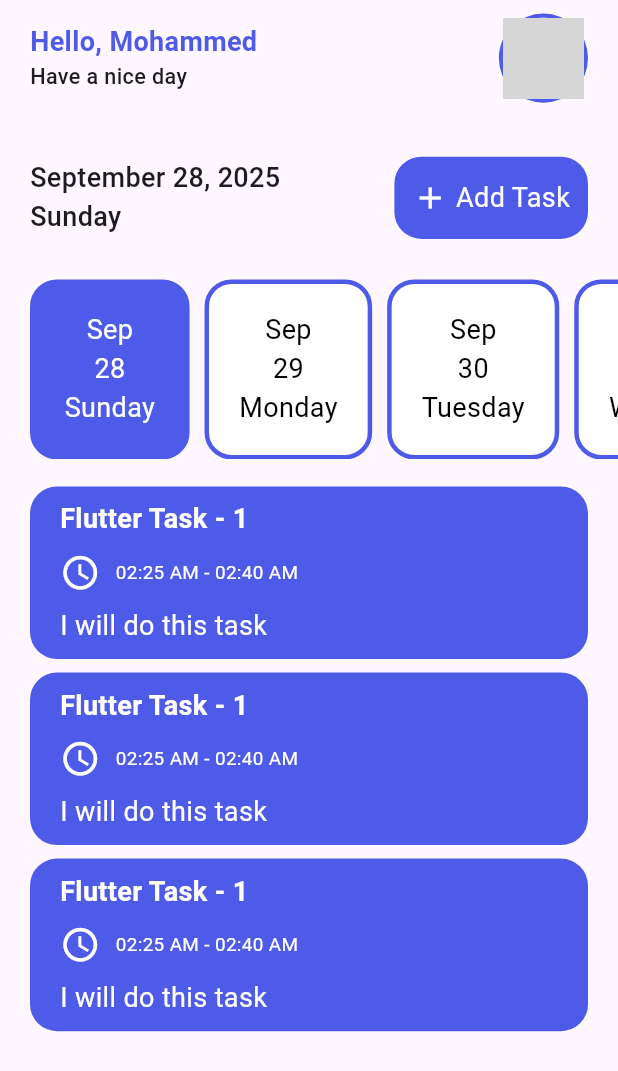
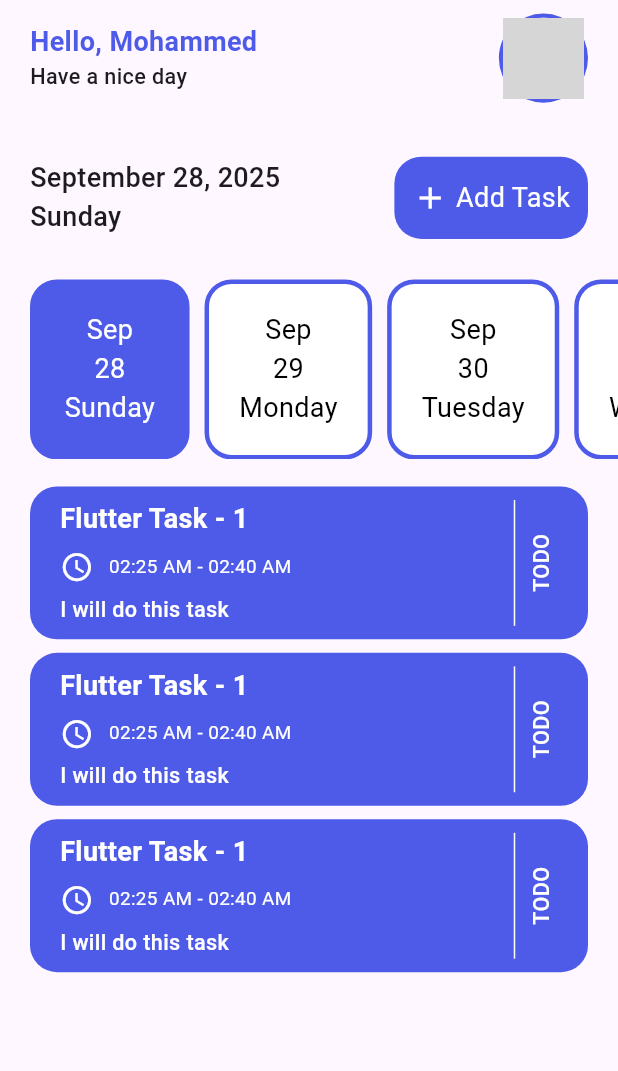
Before and after one commit to Mohammad2305/pathway, a Flutter app: the screen it shows after launch, on a phone screen of 412 x 824 dp. Shown: the top 1071 px of the screen. Run offline on Flutter 3.47's test engine with Material 3 defaults, Android fonts, the phone set to English and light mode, and no system bars; our stand-ins replace flutter_screenutil; network calls fail; grey boxes are pictures that could not be loaded.

Commit message:
create splash screen and home screen

```diff
--- a/lib/cores/shared/themes/app_text_styles.dart
+++ b/lib/cores/shared/themes/app_text_styles.dart
@@ -2,7 +2,7 @@ import 'package:flutter/material.dart';
 import 'package:flutter_screenutil/flutter_screenutil.dart';
 import 'package:pathway/cores/shared/constants/app_colors.dart';
 
-class AppTextStyles{
+class AppTextStyles {
   static TextStyle appTitle = TextStyle(
     fontSize: 40.sp,
     fontWeight: FontWeight.w700,
@@ -16,12 +16,12 @@ class AppTextStyles{
   static TextStyle welcomeTitle = TextStyle(
     fontSize: 20.sp,
     fontWeight: FontWeight.w700,
-    color: AppColors.mainColor
+    color: AppColors.mainColor,
   );
 
   static TextStyle welcomeDescription = TextStyle(
-      fontSize: 18.sp,
-      fontWeight: FontWeight.w300,
+    fontSize: 18.sp,
+    fontWeight: FontWeight.w300,
   );
 
   static TextStyle actions = TextStyle(
@@ -29,9 +29,28 @@ class AppTextStyles{
     fontWeight: FontWeight.w500,
   );
 
-  static TextStyle actionButton = TextStyle(color: Colors.white, fontSize: 20.sp) ;
+  static TextStyle actionButton = TextStyle(
+    color: Colors.white,
+    fontSize: 20.sp,
+  );
 
-  static TextStyle taskTitle = TextStyle(color: Colors.white, fontSize: 20.sp, fontWeight: FontWeight.w700) ;
+  static TextStyle taskTitle = TextStyle(
+    color: Colors.white,
+    fontSize: 20.sp,
+    fontWeight: FontWeight.w700,
+  );
 
   static TextStyle taskTime = TextStyle(color: Colors.white, fontSize: 14.sp);
+
+  static TextStyle taskDescription = TextStyle(
+    color: Colors.white,
+    fontSize: 16.sp,
+    fontWeight: FontWeight.w500,
+  );
+
+  static TextStyle verticalText = TextStyle(
+    color: Colors.white,
+    fontSize: 16.sp,
+    fontWeight: FontWeight.w500,
+  );
 }
--- a/lib/features/home_screen/presentation/ui/widgets/tasks_list_view_item.dart
+++ b/lib/features/home_screen/presentation/ui/widgets/tasks_list_view_item.dart
@@ -11,20 +11,38 @@ class TasksListViewItem extends StatelessWidget {
     return Container(
       padding: EdgeInsets.symmetric(vertical: 10.h, horizontal: 20.w),
       decoration: AppBoxDecoration.actionButtonDecoration,
-      child: Column(
+      child: IntrinsicHeight(
+        child: Row(
+          children: [
+            Column(
               crossAxisAlignment: CrossAxisAlignment.start,
-        spacing: 10.h,
+              spacing: 8.h,
               children: [
-          Text("Flutter Task - 1", style: AppTextStyles.taskTitle,),
+                Text("Flutter Task - 1", style: AppTextStyles.taskTitle),
                 Row(
                   spacing: 10.w,
                   children: [
-              Icon(Icons.access_time, color: Colors.white, size: 30.sp,),
+                    Icon(Icons.access_time, color: Colors.white, size: 25.sp),
                     Text("02:25 AM - 02:40 AM", style: AppTextStyles.taskTime),
                   ],
                 ),
-          Text("I will do this task", style: AppTextStyles.actionButton,),
+                Text(
+                  "I will do this task",
+                  style: AppTextStyles.taskDescription,
+                ),
               ],
+            ),
+            Spacer(),
+            VerticalDivider(thickness: 1, color: Colors.white),
+            RotatedBox(
+              quarterTurns: 3,
+              child: Text(
+                "todo".toUpperCase(),
+                style: AppTextStyles.taskDescription,
+              ),
+            ),
+          ],
+        ),
       ),
     );
   }
```
Lines whose indentation alone changed are shown as unchanged.
